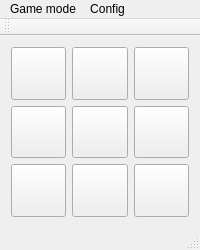
Qt form mainwindow.ui (8SlyFox8/TicTacToe) before a commit.
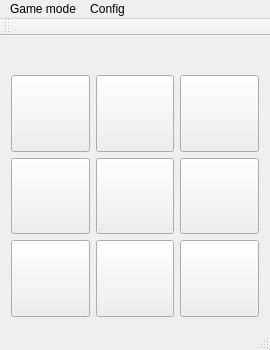
The same form after that commit.

Patch:
```diff
--- a/mainwindow.ui
+++ b/mainwindow.ui
@@ -6,14 +6,14 @@
    <rect>
     <x>0</x>
     <y>0</y>
-    <width>200</width>
-    <height>250</height>
+    <width>270</width>
+    <height>350</height>
    </rect>
   </property>
   <property name="minimumSize">
    <size>
-    <width>200</width>
-    <height>250</height>
+    <width>270</width>
+    <height>350</height>
    </size>
   </property>
   <property name="windowTitle">
@@ -21,7 +21,27 @@
   </property>
   <widget class="QWidget" name="centralWidget">
    <layout class="QGridLayout" name="gridLayout">
-    <item row="0" column="2">
+    <item row="3" column="1">
+     <widget class="QPushButton" name="pushButton_8">
+      <property name="sizePolicy">
+       <sizepolicy hsizetype="Minimum" vsizetype="Minimum">
+        <horstretch>0</horstretch>
+        <verstretch>0</verstretch>
+       </sizepolicy>
+      </property>
+      <property name="font">
+       <font>
+        <pointsize>18</pointsize>
+        <weight>75</weight>
+        <bold>true</bold>
+       </font>
+      </property>
+      <property name="text">
+       <string/>
+      </property>
+     </widget>
+    </item>
+    <item row="1" column="2">
      <widget class="QPushButton" name="pushButton_3">
       <property name="sizePolicy">
        <sizepolicy hsizetype="Minimum" vsizetype="Minimum">
@@ -29,12 +49,19 @@
         <verstretch>0</verstretch>
        </sizepolicy>
       </property>
+      <property name="font">
+       <font>
+        <pointsize>18</pointsize>
+        <weight>75</weight>
+        <bold>true</bold>
+       </font>
+      </property>
       <property name="text">
        <string/>
       </property>
      </widget>
     </item>
-    <item row="1" column="0">
+    <item row="2" column="0">
      <widget class="QPushButton" name="pushButton_4">
       <property name="sizePolicy">
        <sizepolicy hsizetype="Minimum" vsizetype="Minimum">
@@ -42,12 +69,39 @@
         <verstretch>0</verstretch>
        </sizepolicy>
       </property>
+      <property name="font">
+       <font>
+        <pointsize>18</pointsize>
+        <weight>75</weight>
+        <bold>true</bold>
+       </font>
+      </property>
       <property name="text">
        <string/>
       </property>
      </widget>
     </item>
-    <item row="1" column="2">
+    <item row="3" column="0">
+     <widget class="QPushButton" name="pushButton_7">
+      <property name="sizePolicy">
+       <sizepolicy hsizetype="Minimum" vsizetype="Minimum">
+        <horstretch>0</horstretch>
+        <verstretch>0</verstretch>
+       </sizepolicy>
+      </property>
+      <property name="font">
+       <font>
+        <pointsize>18</pointsize>
+        <weight>75</weight>
+        <bold>true</bold>
+       </font>
+      </property>
+      <property name="text">
+       <string/>
+      </property>
+     </widget>
+    </item>
+    <item row="2" column="2">
      <widget class="QPushButton" name="pushButton_6">
       <property name="sizePolicy">
        <sizepolicy hsizetype="Minimum" vsizetype="Minimum">
@@ -55,12 +109,39 @@
         <verstretch>0</verstretch>
        </sizepolicy>
       </property>
+      <property name="font">
+       <font>
+        <pointsize>18</pointsize>
+        <weight>75</weight>
+        <bold>true</bold>
+       </font>
+      </property>
       <property name="text">
        <string/>
       </property>
      </widget>
     </item>
-    <item row="0" column="0">
+    <item row="3" column="2">
+     <widget class="QPushButton" name="pushButton_9">
+      <property name="sizePolicy">
+       <sizepolicy hsizetype="Minimum" vsizetype="Minimum">
+        <horstretch>0</horstretch>
+        <verstretch>0</verstretch>
+       </sizepolicy>
+      </property>
+      <property name="font">
+       <font>
+        <pointsize>18</pointsize>
+        <weight>75</weight>
+        <bold>true</bold>
+       </font>
+      </property>
+      <property name="text">
+       <string/>
+      </property>
+     </widget>
+    </item>
+    <item row="1" column="0">
      <widget class="QPushButton" name="pushButton">
       <property name="sizePolicy">
        <sizepolicy hsizetype="Minimum" vsizetype="Minimum">
@@ -68,18 +149,12 @@
         <verstretch>0</verstretch>
        </sizepolicy>
       </property>
-      <property name="text">
-       <string/>
-      </property>
-     </widget>
-    </item>
-    <item row="0" column="1">
-     <widget class="QPushButton" name="pushButton_2">
-      <property name="sizePolicy">
-       <sizepolicy hsizetype="Minimum" vsizetype="Minimum">
-        <horstretch>0</horstretch>
-        <verstretch>0</verstretch>
-       </sizepolicy>
+      <property name="font">
+       <font>
+        <pointsize>18</pointsize>
+        <weight>75</weight>
+        <bold>true</bold>
+       </font>
       </property>
       <property name="text">
        <string/>
@@ -87,25 +162,19 @@
      </widget>
     </item>
     <item row="1" column="1">
-     <widget class="QPushButton" name="pushButton_5">
+     <widget class="QPushButton" name="pushButton_2">
       <property name="sizePolicy">
        <sizepolicy hsizetype="Minimum" vsizetype="Minimum">
         <horstretch>0</horstretch>
         <verstretch>0</verstretch>
        </sizepolicy>
       </property>
-      <property name="text">
-       <string/>
-      </property>
-     </widget>
-    </item>
-    <item row="2" column="0">
-     <widget class="QPushButton" name="pushButton_7">
-      <property name="sizePolicy">
-       <sizepolicy hsizetype="Minimum" vsizetype="Minimum">
-        <horstretch>0</horstretch>
-        <verstretch>0</verstretch>
-       </sizepolicy>
+      <property name="font">
+       <font>
+        <pointsize>18</pointsize>
+        <weight>75</weight>
+        <bold>true</bold>
+       </font>
       </property>
       <property name="text">
        <string/>
@@ -113,29 +182,46 @@
      </widget>
     </item>
     <item row="2" column="1">
-     <widget class="QPushButton" name="pushButton_8">
+     <widget class="QPushButton" name="pushButton_5">
       <property name="sizePolicy">
        <sizepolicy hsizetype="Minimum" vsizetype="Minimum">
         <horstretch>0</horstretch>
         <verstretch>0</verstretch>
        </sizepolicy>
       </property>
+      <property name="font">
+       <font>
+        <pointsize>18</pointsize>
+        <weight>75</weight>
+        <bold>true</bold>
+       </font>
+      </property>
       <property name="text">
        <string/>
       </property>
      </widget>
     </item>
-    <item row="2" column="2">
-     <widget class="QPushButton" name="pushButton_9">
+    <item row="0" column="0" colspan="3">
+     <widget class="QLabel" name="label">
       <property name="sizePolicy">
-       <sizepolicy hsizetype="Minimum" vsizetype="Minimum">
+       <sizepolicy hsizetype="Preferred" vsizetype="Fixed">
         <horstretch>0</horstretch>
         <verstretch>0</verstretch>
        </sizepolicy>
       </property>
+      <property name="font">
+       <font>
+        <pointsize>14</pointsize>
+        <weight>75</weight>
+        <bold>true</bold>
+       </font>
+      </property>
       <property name="text">
        <string/>
       </property>
+      <property name="alignment">
+       <set>Qt::AlignCenter</set>
+      </property>
      </widget>
     </item>
    </layout>
@@ -145,7 +231,7 @@
     <rect>
      <x>0</x>
      <y>0</y>
-     <width>200</width>
+     <width>270</width>
      <height>21</height>
     </rect>
    </property>
```
